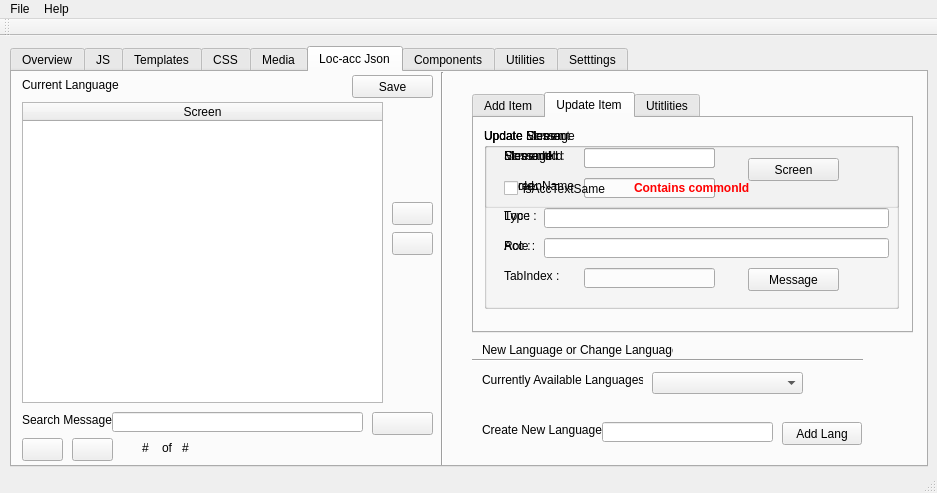
Qt form mainwindow.ui (vihangpatel/WatchDog2) before a commit.
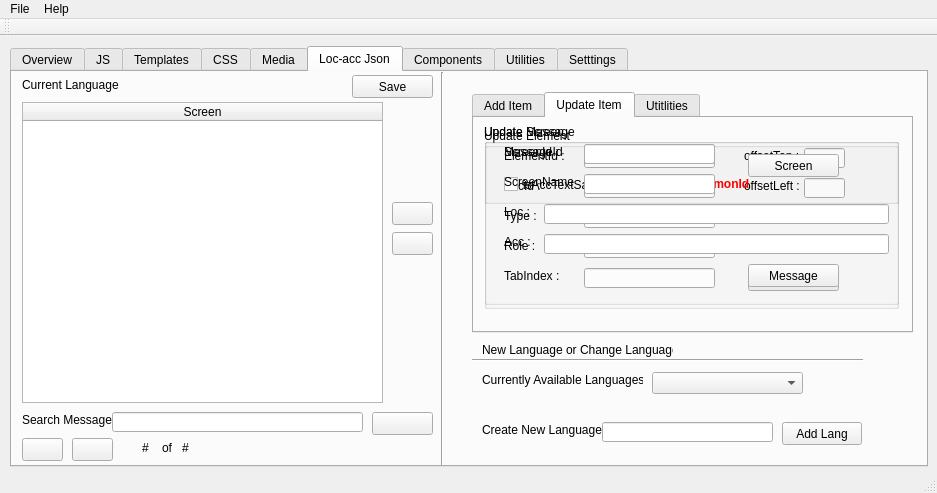
The same form after that commit. The open tabs and pages were chosen to show the change. Icons and pictures are not drawn.

Commit message:
Stop creating unnecessary keys in LOC ACC file .
Support adding offset left and top for the acc divs.

The edit to the form file:
```diff
--- a/mainwindow.ui
+++ b/mainwindow.ui
@@ -1369,120 +1369,38 @@
           <string>Type :</string>
          </property>
         </widget>
-       </widget>
-       <widget class="QGroupBox" name="groupBox_updateScreen">
-        <property name="geometry">
-         <rect>
-          <x>10</x>
-          <y>10</y>
-          <width>415</width>
-          <height>80</height>
-         </rect>
-        </property>
-        <property name="title">
-         <string>Update Screen</string>
-        </property>
-        <widget class="QLineEdit" name="updtScreenIdText">
+        <widget class="QLabel" name="label_49">
          <property name="geometry">
           <rect>
-           <x>100</x>
+           <x>260</x>
            <y>20</y>
-           <width>131</width>
-           <height>20</height>
-          </rect>
-         </property>
-         <property name="text">
-          <string/>
-         </property>
-        </widget>
-        <widget class="QPushButton" name="updtScreenBtn">
-         <property name="geometry">
-          <rect>
-           <x>264</x>
-           <y>30</y>
-           <width>91</width>
-           <height>23</height>
-          </rect>
-         </property>
-         <property name="text">
-          <string>Screen</string>
-         </property>
-         <property name="icon">
-          <iconset resource="resources.qrc">
-           <normaloff>:/images/download-48.png</normaloff>:/images/download-48.png</iconset>
-         </property>
-        </widget>
-        <widget class="QLabel" name="label_33">
-         <property name="geometry">
-          <rect>
-           <x>20</x>
-           <y>20</y>
            <width>61</width>
            <height>16</height>
           </rect>
          </property>
          <property name="text">
-          <string>ScreenId :</string>
+          <string>offsetTop :</string>
          </property>
         </widget>
-        <widget class="QLineEdit" name="updtScreenNameText">
+        <widget class="QLabel" name="label_50">
          <property name="geometry">
           <rect>
-           <x>100</x>
+           <x>260</x>
            <y>50</y>
-           <width>131</width>
-           <height>20</height>
-          </rect>
-         </property>
-         <property name="text">
-          <string/>
-         </property>
-        </widget>
-        <widget class="QLabel" name="label_34">
-         <property name="geometry">
-          <rect>
-           <x>20</x>
-           <y>50</y>
-           <width>71</width>
-           <height>16</height>
-          </rect>
-         </property>
-         <property name="text">
-          <string>ScreenName  :</string>
-         </property>
-        </widget>
-       </widget>
-       <widget class="QGroupBox" name="groupBox_updateMessage">
-        <property name="geometry">
-         <rect>
-          <x>10</x>
-          <y>10</y>
-          <width>415</width>
-          <height>181</height>
-         </rect>
-        </property>
-        <property name="title">
-         <string>Update Message</string>
-        </property>
-        <widget class="QLabel" name="label_28">
-         <property name="geometry">
-          <rect>
-           <x>20</x>
-           <y>20</y>
            <width>61</width>
            <height>16</height>
           </rect>
          </property>
          <property name="text">
-          <string>MessageId :</string>
+          <string>offsetLeft :</string>
          </property>
         </widget>
-        <widget class="QLineEdit" name="updtMsgidText">
+        <widget class="QLineEdit" name="updtOffTopText">
          <property name="geometry">
           <rect>
-           <x>100</x>
+           <x>320</x>
            <y>20</y>
-           <width>131</width>
+           <width>41</width>
            <height>20</height>
           </rect>
          </property>
@@ -1490,42 +1408,12 @@
           <string/>
          </property>
         </widget>
-        <widget class="QPushButton" name="updateMsgBtn">
+        <widget class="QLineEdit" name="updtOffLeftText">
          <property name="geometry">
           <rect>
-           <x>264</x>
-           <y>140</y>
-           <width>91</width>
-           <height>23</height>
-          </rect>
-         </property>
-         <property name="text">
-          <string>Message</string>
-         </property>
-         <property name="icon">
-          <iconset resource="resources.qrc">
-           <normaloff>:/images/download-48.png</normaloff>:/images/download-48.png</iconset>
-         </property>
-        </widget>
-        <widget class="QCheckBox" name="cb_isAccTextSameUpdt">
-         <property name="geometry">
-          <rect>
-           <x>20</x>
+           <x>320</x>
            <y>50</y>
-           <width>151</width>
-           <height>21</height>
-          </rect>
-         </property>
-         <property name="text">
-          <string>isAccTextSame</string>
-         </property>
-        </widget>
-        <widget class="QLineEdit" name="updtLocMsgText">
-         <property name="geometry">
-          <rect>
-           <x>60</x>
-           <y>80</y>
-           <width>345</width>
+           <width>41</width>
            <height>20</height>
           </rect>
          </property>
@@ -1533,479 +1421,23 @@
           <string/>
          </property>
         </widget>
-        <widget class="QLineEdit" name="updtAccMsgText">
-         <property name="geometry">
-          <rect>
-           <x>60</x>
-           <y>110</y>
-           <width>345</width>
-           <height>20</height>
-          </rect>
-         </property>
-         <property name="text">
-          <string/>
-         </property>
-        </widget>
-        <widget class="QLabel" name="label_29">
-         <property name="geometry">
-          <rect>
-           <x>20</x>
-           <y>80</y>
-           <width>34</width>
-           <height>16</height>
-          </rect>
-         </property>
-         <property name="text">
-          <string>Loc :</string>
-         </property>
-        </widget>
-        <widget class="QLabel" name="label_30">
-         <property name="geometry">
-          <rect>
-           <x>20</x>
-           <y>110</y>
-           <width>31</width>
-           <height>16</height>
-          </rect>
-         </property>
-         <property name="text">
-          <string>Acc :</string>
-         </property>
-        </widget>
-        <widget class="QLabel" name="label_commonId">
-         <property name="geometry">
-          <rect>
-           <x>150</x>
-           <y>50</y>
-           <width>201</width>
-           <height>20</height>
-          </rect>
-         </property>
-         <property name="palette">
-          <palette>
-           <active>
-            <colorrole role="WindowText">
-             <brush brushstyle="SolidPattern">
-              <color alpha="255">
-               <red>255</red>
-               <green>0</green>
-               <blue>0</blue>
-              </color>
-             </brush>
-            </colorrole>
-            <colorrole role="Button">
-             <brush brushstyle="SolidPattern">
-              <color alpha="255">
-               <red>255</red>
-               <green>0</green>
-               <blue>0</blue>
-              </color>
-             </brush>
-            </colorrole>
-            <colorrole role="Light">
-             <brush brushstyle="SolidPattern">
-              <color alpha="255">
-               <red>255</red>
-               <green>127</green>
-               <blue>127</blue>
-              </color>
-             </brush>
-            </colorrole>
-            <colorrole role="Midlight">
-             <brush brushstyle="SolidPattern">
-              <color alpha="255">
-               <red>255</red>
-               <green>63</green>
-               <blue>63</blue>
-              </color>
-             </brush>
-            </colorrole>
-            <colorrole role="Dark">
-             <brush brushstyle="SolidPattern">
-              <color alpha="255">
-               <red>127</red>
-               <green>0</green>
-               <blue>0</blue>
-              </color>
-             </brush>
-            </colorrole>
-            <colorrole role="Mid">
-             <brush brushstyle="SolidPattern">
-              <color alpha="255">
-               <red>170</red>
-               <green>0</green>
-               <blue>0</blue>
-              </color>
-             </brush>
-            </colorrole>
-            <colorrole role="Text">
-             <brush brushstyle="SolidPattern">
-              <color alpha="255">
-               <red>255</red>
-               <green>0</green>
-               <blue>0</blue>
-              </color>
-             </brush>
-            </colorrole>
-            <colorrole role="BrightText">
-             <brush brushstyle="SolidPattern">
-              <color alpha="255">
-               <red>255</red>
-               <green>255</green>
-               <blue>255</blue>
-              </color>
-             </brush>
-            </colorrole>
-            <colorrole role="ButtonText">
-             <brush brushstyle="SolidPattern">
-              <color alpha="255">
-               <red>0</red>
-               <green>0</green>
-               <blue>0</blue>
-              </color>
-             </brush>
-            </colorrole>
-            <colorrole role="Base">
-             <brush brushstyle="SolidPattern">
-              <color alpha="255">
-               <red>255</red>
-               <green>255</green>
-               <blue>255</blue>
-              </color>
-             </brush>
-            </colorrole>
-            <colorrole role="Window">
-             <brush brushstyle="SolidPattern">
-              <color alpha="255">
-               <red>255</red>
-               <green>0</green>
-               <blue>0</blue>
-              </color>
-             </brush>
-            </colorrole>
-            <colorrole role="Shadow">
-             <brush brushstyle="SolidPattern">
-              <color alpha="255">
-               <red>0</red>
-               <green>0</green>
-               <blue>0</blue>
-              </color>
-             </brush>
-            </colorrole>
-            <colorrole role="AlternateBase">
-             <brush brushstyle="SolidPattern">
-              <color alpha="255">
-               <red>255</red>
-               <green>127</green>
-               <blue>127</blue>
-              </color>
-             </brush>
-            </colorrole>
-            <colorrole role="ToolTipBase">
-             <brush brushstyle="SolidPattern">
-              <color alpha="255">
-               <red>255</red>
-               <green>255</green>
-               <blue>220</blue>
-              </color>
-             </brush>
-            </colorrole>
-            <colorrole role="ToolTipText">
-             <brush brushstyle="SolidPattern">
-              <color alpha="255">
-               <red>0</red>
-               <green>0</green>
-               <blue>0</blue>
-              </color>
-             </brush>
-            </colorrole>
-           </active>
-           <inactive>
-            <colorrole role="WindowText">
-             <brush brushstyle="SolidPattern">
-              <color alpha="255">
-               <red>255</red>
-               <green>0</green>
-               <blue>0</blue>
-              </color>
-             </brush>
-            </colorrole>
-            <colorrole role="Button">
-             <brush brushstyle="SolidPattern">
-              <color alpha="255">
-               <red>255</red>
-               <green>0</green>
-               <blue>0</blue>
-              </color>
-             </brush>
-            </colorrole>
-            <colorrole role="Light">
-             <brush brushstyle="SolidPattern">
-              <color alpha="255">
-               <red>255</red>
-               <green>127</green>
-               <blue>127</blue>
-              </color>
-             </brush>
-            </colorrole>
-            <colorrole role="Midlight">
-             <brush brushstyle="SolidPattern">
-              <color alpha="255">
-               <red>255</red>
-               <green>63</green>
-               <blue>63</blue>
-              </color>
-             </brush>
-            </colorrole>
-            <colorrole role="Dark">
-             <brush brushstyle="SolidPattern">
-              <color alpha="255">
-               <red>127</red>
-               <green>0</green>
-               <blue>0</blue>
-              </color>
-             </brush>
-            </colorrole>
-            <colorrole role="Mid">
-             <brush brushstyle="SolidPattern">
-              <color alpha="255">
-               <red>170</red>
-               <green>0</green>
-               <blue>0</blue>
-              </color>
-             </brush>
-            </colorrole>
-            <colorrole role="Text">
-             <brush brushstyle="SolidPattern">
-              <color alpha="255">
-               <red>255</red>
-               <green>0</green>
-               <blue>0</blue>
-              </color>
-             </brush>
-            </colorrole>
-            <colorrole role="BrightText">
-             <brush brushstyle="SolidPattern">
-              <color alpha="255">
-               <red>255</red>
-               <green>255</green>
-               <blue>255</blue>
-              </color>
-             </brush>
-            </colorrole>
-            <colorrole role="ButtonText">
-             <brush brushstyle="SolidPattern">
-              <color alpha="255">
-               <red>0</red>
-               <green>0</green>
-               <blue>0</blue>
-              </color>
-             </brush>
-            </colorrole>
-            <colorrole role="Base">
-             <brush brushstyle="SolidPattern">
-              <color alpha="255">
-               <red>255</red>
-               <green>255</green>
-               <blue>255</blue>
-              </color>
-             </brush>
-            </colorrole>
-            <colorrole role="Window">
-             <brush brushstyle="SolidPattern">
-              <color alpha="255">
-               <red>255</red>
-               <green>0</green>
-               <blue>0</blue>
-              </color>
-             </brush>
-            </colorrole>
-            <colorrole role="Shadow">
-             <brush brushstyle="SolidPattern">
-              <color alpha="255">
-               <red>0</red>
-               <green>0</green>
-               <blue>0</blue>
-              </color>
-             </brush>
-            </colorrole>
-            <colorrole role="AlternateBase">
-             <brush brushstyle="SolidPattern">
-              <color alpha="255">
-               <red>255</red>
-               <green>127</green>
-               <blue>127</blue>
-              </color>
-             </brush>
-            </colorrole>
-            <colorrole role="ToolTipBase">
-             <brush brushstyle="SolidPattern">
-              <color alpha="255">
-               <red>255</red>
-               <green>255</green>
-               <blue>220</blue>
-              </color>
-             </brush>
-            </colorrole>
-            <colorrole role="ToolTipText">
-             <brush brushstyle="SolidPattern">
-              <color alpha="255">
-               <red>0</red>
-               <green>0</green>
-               <blue>0</blue>
-              </color>
-             </brush>
-            </colorrole>
-           </inactive>
-           <disabled>
-            <colorrole role="WindowText">
-             <brush brushstyle="SolidPattern">
-              <color alpha="255">
-               <red>127</red>
-               <green>0</green>
-               <blue>0</blue>
-              </color>
-             </brush>
-            </colorrole>
-            <colorrole role="Button">
-             <brush brushstyle="SolidPattern">
-              <color alpha="255">
-               <red>255</red>
-               <green>0</green>
-               <blue>0</blue>
-              </color>
-             </brush>
-            </colorrole>
-            <colorrole role="Light">
-             <brush brushstyle="SolidPattern">
-              <color alpha="255">
-               <red>255</red>
-               <green>127</green>
-               <blue>127</blue>
-              </color>
-             </brush>
-            </colorrole>
-            <colorrole role="Midlight">
-             <brush brushstyle="SolidPattern">
-              <color alpha="255">
-               <red>255</red>
-               <green>63</green>
-               <blue>63</blue>
-              </color>
-             </brush>
-            </colorrole>
-            <colorrole role="Dark">
-             <brush brushstyle="SolidPattern">
-              <color alpha="255">
-               <red>127</red>
-               <green>0</green>
-               <blue>0</blue>
-              </color>
-             </brush>
-            </colorrole>
-            <colorrole role="Mid">
-             <brush brushstyle="SolidPattern">
-              <color alpha="255">
-               <red>170</red>
-               <green>0</green>
-               <blue>0</blue>
-              </color>
-             </brush>
-            </colorrole>
-            <colorrole role="Text">
-             <brush brushstyle="SolidPattern">
-              <color alpha="255">
-               <red>127</red>
-               <green>0</green>
-               <blue>0</blue>
-              </color>
-             </brush>
-            </colorrole>
-            <colorrole role="BrightText">
-             <brush brushstyle="SolidPattern">
-              <color alpha="255">
-               <red>255</red>
-               <green>255</green>
-               <blue>255</blue>
-              </color>
-             </brush>
-            </colorrole>
-            <colorrole role="ButtonText">
-             <brush brushstyle="SolidPattern">
-              <color alpha="255">
-               <red>127</red>
-               <green>0</green>
-               <blue>0</blue>
-              </color>
-             </brush>
-            </colorrole>
-            <colorrole role="Base">
-             <brush brushstyle="SolidPattern">
-              <color alpha="255">
-               <red>255</red>
-               <green>0</green>
-               <blue>0</blue>
-              </color>
-             </brush>
-            </colorrole>
-            <colorrole role="Window">
-             <brush brushstyle="SolidPattern">
-              <color alpha="255">
-               <red>255</red>
-               <green>0</green>
-               <blue>0</blue>
-              </color>
-             </brush>
-            </colorrole>
-            <colorrole role="Shadow">
-             <brush brushstyle="SolidPattern">
-              <color alpha="255">
-               <red>0</red>
-               <green>0</green>
-               <blue>0</blue>
-              </color>
-             </brush>
-            </colorrole>
-            <colorrole role="AlternateBase">
-             <brush brushstyle="SolidPattern">
-              <color alpha="255">
-               <red>255</red>
-               <green>0</green>
-               <blue>0</blue>
-              </color>
-             </brush>
-            </colorrole>
-            <colorrole role="ToolTipBase">
-             <brush brushstyle="SolidPattern">
-              <color alpha="255">
-               <red>255</red>
-               <green>255</green>
-               <blue>220</blue>
-              </color>
-             </brush>
-            </colorrole>
-            <colorrole role="ToolTipText">
-             <brush brushstyle="SolidPattern">
-              <color alpha="255">
-               <red>0</red>
-               <green>0</green>
-               <blue>0</blue>
-              </color>
-             </brush>
-            </colorrole>
-           </disabled>
-          </palette>
-         </property>
-         <property name="font">
-          <font>
-           <weight>75</weight>
-           <bold>true</bold>
-          </font>
-         </property>
-         <property name="text">
-          <string>Contains commonId</string>
-         </property>
-        </widget>
+        <zorder>label_20</zorder>
+        <zorder>label_21</zorder>
+        <zorder>updtEleBtn</zorder>
+        <zorder>updtEleIdText</zorder>
+        <zorder>updtEleAccIdText</zorder>
+        <zorder>label_22</zorder>
+        <zorder>updtEleRoleText</zorder>
+        <zorder>updTabIndexText</zorder>
+        <zorder>label_23</zorder>
+        <zorder>updtEleTypeText</zorder>
+        <zorder>label_24</zorder>
+        <zorder>label_49</zorder>
+        <zorder>label_50</zorder>
+        <zorder>updtOffTopText</zorder>
+        <zorder>updtOffLeftText</zorder>
+        <zorder>groupBox_updateScreen</zorder>
+        <zorder>groupBox_updateScreen</zorder>
        </widget>
       </widget>
       <widget class="QWidget" name="tab_7">
@@ -2398,6 +1830,670 @@
        <string>Save</string>
       </property>
      </widget>
+     <widget class="QGroupBox" name="groupBox_updateMessage">
+      <property name="geometry">
+       <rect>
+        <x>472</x>
+        <y>52</y>
+        <width>415</width>
+        <height>181</height>
+       </rect>
+      </property>
+      <property name="title">
+       <string>Update Message</string>
+      </property>
+      <widget class="QLabel" name="label_28">
+       <property name="geometry">
+        <rect>
+         <x>20</x>
+         <y>20</y>
+         <width>61</width>
+         <height>16</height>
+        </rect>
+       </property>
+       <property name="text">
+        <string>MessageId :</string>
+       </property>
+      </widget>
+      <widget class="QLineEdit" name="updtMsgidText">
+       <property name="geometry">
+        <rect>
+         <x>100</x>
+         <y>20</y>
+         <width>131</width>
+         <height>20</height>
+        </rect>
+       </property>
+       <property name="text">
+        <string/>
+       </property>
+      </widget>
+      <widget class="QPushButton" name="updateMsgBtn">
+       <property name="geometry">
+        <rect>
+         <x>264</x>
+         <y>140</y>
+         <width>91</width>
+         <height>23</height>
+        </rect>
+       </property>
+       <property name="text">
+        <string>Message</string>
+       </property>
+       <property name="icon">
+        <iconset resource="resources.qrc">
+         <normaloff>:/images/download-48.png</normaloff>:/images/download-48.png</iconset>
+       </property>
+      </widget>
+      <widget class="QCheckBox" name="cb_isAccTextSameUpdt">
+       <property name="geometry">
+        <rect>
+         <x>20</x>
+         <y>50</y>
+         <width>151</width>
+         <height>21</height>
+        </rect>
+       </property>
+       <property name="text">
+        <string>isAccTextSame</string>
+       </property>
+      </widget>
+      <widget class="QLineEdit" name="updtLocMsgText">
+       <property name="geometry">
+        <rect>
+         <x>60</x>
+         <y>80</y>
+         <width>345</width>
+         <height>20</height>
+        </rect>
+       </property>
+       <property name="text">
+        <string/>
+       </property>
+      </widget>
+      <widget class="QLineEdit" name="updtAccMsgText">
+       <property name="geometry">
+        <rect>
+         <x>60</x>
+         <y>110</y>
+         <width>345</width>
+         <height>20</height>
+        </rect>
+       </property>
+       <property name="text">
+        <string/>
+       </property>
+      </widget>
+      <widget class="QLabel" name="label_29">
+       <property name="geometry">
+        <rect>
+         <x>20</x>
+         <y>80</y>
+         <width>34</width>
+         <height>16</height>
+        </rect>
+       </property>
+       <property name="text">
+        <string>Loc :</string>
+       </property>
+      </widget>
+      <widget class="QLabel" name="label_30">
+       <property name="geometry">
+        <rect>
+         <x>20</x>
+         <y>110</y>
+         <width>31</width>
+         <height>16</height>
+        </rect>
+       </property>
+       <property name="text">
+        <string>Acc :</string>
+       </property>
+      </widget>
+      <widget class="QLabel" name="label_commonId">
+       <property name="geometry">
+        <rect>
+         <x>150</x>
+         <y>50</y>
+         <width>201</width>
+         <height>20</height>
+        </rect>
+       </property>
+       <property name="palette">
+        <palette>
+         <active>
+          <colorrole role="WindowText">
+           <brush brushstyle="SolidPattern">
+            <color alpha="255">
+             <red>255</red>
+             <green>0</green>
+             <blue>0</blue>
+            </color>
+           </brush>
+          </colorrole>
+          <colorrole role="Button">
+           <brush brushstyle="SolidPattern">
+            <color alpha="255">
+             <red>255</red>
+             <green>0</green>
+             <blue>0</blue>
+            </color>
+           </brush>
+          </colorrole>
+          <colorrole role="Light">
+           <brush brushstyle="SolidPattern">
+            <color alpha="255">
+             <red>255</red>
+             <green>127</green>
+             <blue>127</blue>
+            </color>
+           </brush>
+          </colorrole>
+          <colorrole role="Midlight">
+           <brush brushstyle="SolidPattern">
+            <color alpha="255">
+             <red>255</red>
+             <green>63</green>
+             <blue>63</blue>
+            </color>
+           </brush>
+          </colorrole>
+          <colorrole role="Dark">
+           <brush brushstyle="SolidPattern">
+            <color alpha="255">
+             <red>127</red>
+             <green>0</green>
+             <blue>0</blue>
+            </color>
+           </brush>
+          </colorrole>
+          <colorrole role="Mid">
+           <brush brushstyle="SolidPattern">
+            <color alpha="255">
+             <red>170</red>
+             <green>0</green>
+             <blue>0</blue>
+            </color>
+           </brush>
+          </colorrole>
+          <colorrole role="Text">
+           <brush brushstyle="SolidPattern">
+            <color alpha="255">
+             <red>255</red>
+             <green>0</green>
+             <blue>0</blue>
+            </color>
+           </brush>
+          </colorrole>
+          <colorrole role="BrightText">
+           <brush brushstyle="SolidPattern">
+            <color alpha="255">
+             <red>255</red>
+             <green>255</green>
+             <blue>255</blue>
+            </color>
+           </brush>
+          </colorrole>
+          <colorrole role="ButtonText">
+           <brush brushstyle="SolidPattern">
+            <color alpha="255">
+             <red>0</red>
+             <green>0</green>
+             <blue>0</blue>
+            </color>
+           </brush>
+          </colorrole>
+          <colorrole role="Base">
+           <brush brushstyle="SolidPattern">
+            <color alpha="255">
+             <red>255</red>
+             <green>255</green>
+             <blue>255</blue>
+            </color>
+           </brush>
+          </colorrole>
+          <colorrole role="Window">
+           <brush brushstyle="SolidPattern">
+            <color alpha="255">
+             <red>255</red>
+             <green>0</green>
+             <blue>0</blue>
+            </color>
+           </brush>
+          </colorrole>
+          <colorrole role="Shadow">
+           <brush brushstyle="SolidPattern">
+            <color alpha="255">
+             <red>0</red>
+             <green>0</green>
+             <blue>0</blue>
+            </color>
+           </brush>
+          </colorrole>
+          <colorrole role="AlternateBase">
+           <brush brushstyle="SolidPattern">
+            <color alpha="255">
+             <red>255</red>
+             <green>127</green>
+             <blue>127</blue>
+            </color>
+           </brush>
+          </colorrole>
+          <colorrole role="ToolTipBase">
+           <brush brushstyle="SolidPattern">
+            <color alpha="255">
+             <red>255</red>
+             <green>255</green>
+             <blue>220</blue>
+            </color>
+           </brush>
+          </colorrole>
+          <colorrole role="ToolTipText">
+           <brush brushstyle="SolidPattern">
+            <color alpha="255">
+             <red>0</red>
+             <green>0</green>
+             <blue>0</blue>
+            </color>
+           </brush>
+          </colorrole>
+         </active>
+         <inactive>
+          <colorrole role="WindowText">
+           <brush brushstyle="SolidPattern">
+            <color alpha="255">
+             <red>255</red>
+             <green>0</green>
+             <blue>0</blue>
+            </color>
+           </brush>
+          </colorrole>
+          <colorrole role="Button">
+           <brush brushstyle="SolidPattern">
+            <color alpha="255">
+             <red>255</red>
+             <green>0</green>
+             <blue>0</blue>
+            </color>
+           </brush>
+          </colorrole>
+          <colorrole role="Light">
+           <brush brushstyle="SolidPattern">
+            <color alpha="255">
+             <red>255</red>
+             <green>127</green>
+             <blue>127</blue>
+            </color>
+           </brush>
+          </colorrole>
+          <colorrole role="Midlight">
+           <brush brushstyle="SolidPattern">
+            <color alpha="255">
+             <red>255</red>
+             <green>63</green>
+             <blue>63</blue>
+            </color>
+           </brush>
+          </colorrole>
+          <colorrole role="Dark">
+           <brush brushstyle="SolidPattern">
+            <color alpha="255">
+             <red>127</red>
+             <green>0</green>
+             <blue>0</blue>
+            </color>
+           </brush>
+          </colorrole>
+          <colorrole role="Mid">
+           <brush brushstyle="SolidPattern">
+            <color alpha="255">
+             <red>170</red>
+             <green>0</green>
+             <blue>0</blue>
+            </color>
+           </brush>
+          </colorrole>
+          <colorrole role="Text">
+           <brush brushstyle="SolidPattern">
+            <color alpha="255">
+             <red>255</red>
+             <green>0</green>
+             <blue>0</blue>
+            </color>
+           </brush>
+          </colorrole>
+          <colorrole role="BrightText">
+           <brush brushstyle="SolidPattern">
+            <color alpha="255">
+             <red>255</red>
+             <green>255</green>
+             <blue>255</blue>
+            </color>
+           </brush>
+          </colorrole>
+          <colorrole role="ButtonText">
+           <brush brushstyle="SolidPattern">
+            <color alpha="255">
+             <red>0</red>
+             <green>0</green>
+             <blue>0</blue>
+            </color>
+           </brush>
+          </colorrole>
+          <colorrole role="Base">
+           <brush brushstyle="SolidPattern">
+            <color alpha="255">
+             <red>255</red>
+             <green>255</green>
+             <blue>255</blue>
+            </color>
+           </brush>
+          </colorrole>
+          <colorrole role="Window">
+           <brush brushstyle="SolidPattern">
+            <color alpha="255">
+             <red>255</red>
+             <green>0</green>
+             <blue>0</blue>
+            </color>
+           </brush>
+          </colorrole>
+          <colorrole role="Shadow">
+           <brush brushstyle="SolidPattern">
+            <color alpha="255">
+             <red>0</red>
+             <green>0</green>
+             <blue>0</blue>
+            </color>
+           </brush>
+          </colorrole>
+          <colorrole role="AlternateBase">
+           <brush brushstyle="SolidPattern">
+            <color alpha="255">
+             <red>255</red>
+             <green>127</green>
+             <blue>127</blue>
+            </color>
+           </brush>
+          </colorrole>
+          <colorrole role="ToolTipBase">
+           <brush brushstyle="SolidPattern">
+            <color alpha="255">
+             <red>255</red>
+             <green>255</green>
+             <blue>220</blue>
+            </color>
+           </brush>
+          </colorrole>
+          <colorrole role="ToolTipText">
+           <brush brushstyle="SolidPattern">
+            <color alpha="255">
+             <red>0</red>
+             <green>0</green>
+             <blue>0</blue>
+            </color>
+           </brush>
+          </colorrole>
+         </inactive>
+         <disabled>
+          <colorrole role="WindowText">
+           <brush brushstyle="SolidPattern">
+            <color alpha="255">
+             <red>127</red>
+             <green>0</green>
+             <blue>0</blue>
+            </color>
+           </brush>
+          </colorrole>
+          <colorrole role="Button">
+           <brush brushstyle="SolidPattern">
+            <color alpha="255">
+             <red>255</red>
+             <green>0</green>
+             <blue>0</blue>
+            </color>
+           </brush>
+          </colorrole>
+          <colorrole role="Light">
+           <brush brushstyle="SolidPattern">
+            <color alpha="255">
+             <red>255</red>
+             <green>127</green>
+             <blue>127</blue>
+            </color>
+           </brush>
+          </colorrole>
+          <colorrole role="Midlight">
+           <brush brushstyle="SolidPattern">
+            <color alpha="255">
+             <red>255</red>
+             <green>63</green>
+             <blue>63</blue>
+            </color>
+           </brush>
+          </colorrole>
+          <colorrole role="Dark">
+           <brush brushstyle="SolidPattern">
+            <color alpha="255">
+             <red>127</red>
+             <green>0</green>
+             <blue>0</blue>
+            </color>
+           </brush>
+          </colorrole>
+          <colorrole role="Mid">
+           <brush brushstyle="SolidPattern">
+            <color alpha="255">
+             <red>170</red>
+             <green>0</green>
+             <blue>0</blue>
+            </color>
+           </brush>
+          </colorrole>
+          <colorrole role="Text">
+           <brush brushstyle="SolidPattern">
+            <color alpha="255">
+             <red>127</red>
+             <green>0</green>
+             <blue>0</blue>
+            </color>
+           </brush>
+          </colorrole>
+          <colorrole role="BrightText">
+           <brush brushstyle="SolidPattern">
+            <color alpha="255">
+             <red>255</red>
+             <green>255</green>
+             <blue>255</blue>
+            </color>
+           </brush>
+          </colorrole>
+          <colorrole role="ButtonText">
+           <brush brushstyle="SolidPattern">
+            <color alpha="255">
+             <red>127</red>
+             <green>0</green>
+             <blue>0</blue>
+            </color>
+           </brush>
+          </colorrole>
+          <colorrole role="Base">
+           <brush brushstyle="SolidPattern">
+            <color alpha="255">
+             <red>255</red>
+             <green>0</green>
+             <blue>0</blue>
+            </color>
+           </brush>
+          </colorrole>
+          <colorrole role="Window">
+           <brush brushstyle="SolidPattern">
+            <color alpha="255">
+             <red>255</red>
+             <green>0</green>
+             <blue>0</blue>
+            </color>
+           </brush>
+          </colorrole>
+          <colorrole role="Shadow">
+           <brush brushstyle="SolidPattern">
+            <color alpha="255">
+             <red>0</red>
+             <green>0</green>
+             <blue>0</blue>
+            </color>
+           </brush>
+          </colorrole>
+          <colorrole role="AlternateBase">
+           <brush brushstyle="SolidPattern">
+            <color alpha="255">
+             <red>255</red>
+             <green>0</green>
+             <blue>0</blue>
+            </color>
+           </brush>
+          </colorrole>
+          <colorrole role="ToolTipBase">
+           <brush brushstyle="SolidPattern">
+            <color alpha="255">
+             <red>255</red>
+             <green>255</green>
+             <blue>220</blue>
+            </color>
+           </brush>
+          </colorrole>
+          <colorrole role="ToolTipText">
+           <brush brushstyle="SolidPattern">
+            <color alpha="255">
+             <red>0</red>
+             <green>0</green>
+             <blue>0</blue>
+            </color>
+           </brush>
+          </colorrole>
+         </disabled>
+        </palette>
+       </property>
+       <property name="font">
+        <font>
+         <weight>75</weight>
+         <bold>true</bold>
+        </font>
+       </property>
+       <property name="text">
+        <string>Contains commonId</string>
+       </property>
+      </widget>
+     </widget>
+     <widget class="QGroupBox" name="groupBox_updateScreen">
+      <property name="geometry">
+       <rect>
+        <x>472</x>
+        <y>52</y>
+        <width>415</width>
+        <height>80</height>
+       </rect>
+      </property>
+      <property name="title">
+       <string>Update Screen</string>
+      </property>
+      <widget class="QLineEdit" name="updtScreenIdText">
+       <property name="geometry">
+        <rect>
+         <x>100</x>
+         <y>20</y>
+         <width>131</width>
+         <height>20</height>
+        </rect>
+       </property>
+       <property name="text">
+        <string/>
+       </property>
+      </widget>
+      <widget class="QPushButton" name="updtScreenBtn">
+       <property name="geometry">
+        <rect>
+         <x>264</x>
+         <y>30</y>
+         <width>91</width>
+         <height>23</height>
+        </rect>
+       </property>
+       <property name="text">
+        <string>Screen</string>
+       </property>
+       <property name="icon">
+        <iconset resource="resources.qrc">
+         <normaloff>:/images/download-48.png</normaloff>:/images/download-48.png</iconset>
+       </property>
+      </widget>
+      <widget class="QLabel" name="label_33">
+       <property name="geometry">
+        <rect>
+         <x>20</x>
+         <y>20</y>
+         <width>61</width>
+         <height>16</height>
+        </rect>
+       </property>
+       <property name="text">
+        <string>ScreenId :</string>
+       </property>
+      </widget>
+      <widget class="QLineEdit" name="updtScreenNameText">
+       <property name="geometry">
+        <rect>
+         <x>100</x>
+         <y>50</y>
+         <width>131</width>
+         <height>20</height>
+        </rect>
+       </property>
+       <property name="text">
+        <string/>
+       </property>
+      </widget>
+      <widget class="QLabel" name="label_34">
+       <property name="geometry">
+        <rect>
+         <x>20</x>
+         <y>50</y>
+         <width>71</width>
+         <height>16</height>
+        </rect>
+       </property>
+       <property name="text">
+        <string>ScreenName  :</string>
+       </property>
+      </widget>
+     </widget>
+     <zorder>locTreeWidget</zorder>
+     <zorder>line_4</zorder>
+     <zorder>locUtilityTabWidget</zorder>
+     <zorder>label_25</zorder>
+     <zorder>locSearchText</zorder>
+     <zorder>searchLocBtn</zorder>
+     <zorder>goPrevSearchBtn</zorder>
+     <zorder>goNextSearchBtn</zorder>
+     <zorder>currentIndexText</zorder>
+     <zorder>label_27</zorder>
+     <zorder>totalIndexText</zorder>
+     <zorder>label_26</zorder>
+     <zorder>line_7</zorder>
+     <zorder>label_31</zorder>
+     <zorder>comboBox_Languages</zorder>
+     <zorder>label_32</zorder>
+     <zorder>newLangText</zorder>
+     <zorder>addNewLangBtn</zorder>
+     <zorder>label_35</zorder>
+     <zorder>languageLabel</zorder>
+     <zorder>screenDownBtn</zorder>
+     <zorder>screenUpBtn</zorder>
+     <zorder>saveLocAccBtn</zorder>
+     <zorder>groupBox_addScreen</zorder>
+     <zorder>groupBox_addElement</zorder>
+     <zorder>groupBox_updateMessage</zorder>
+     <zorder>groupBox_updateScreen</zorder>
     </widget>
     <widget class="QWidget" name="tab_12">
      <attribute name="title">
```
Left out of the diff: 2 changed lines with no effect on the pictures. The commit also changes 2 other files.
